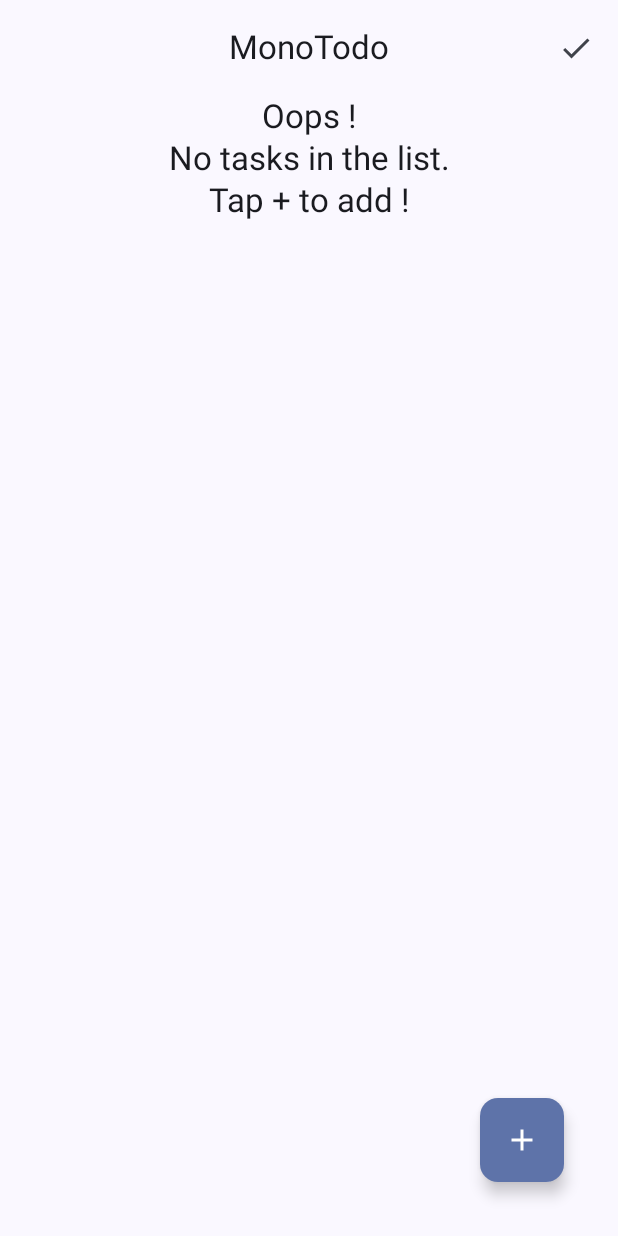
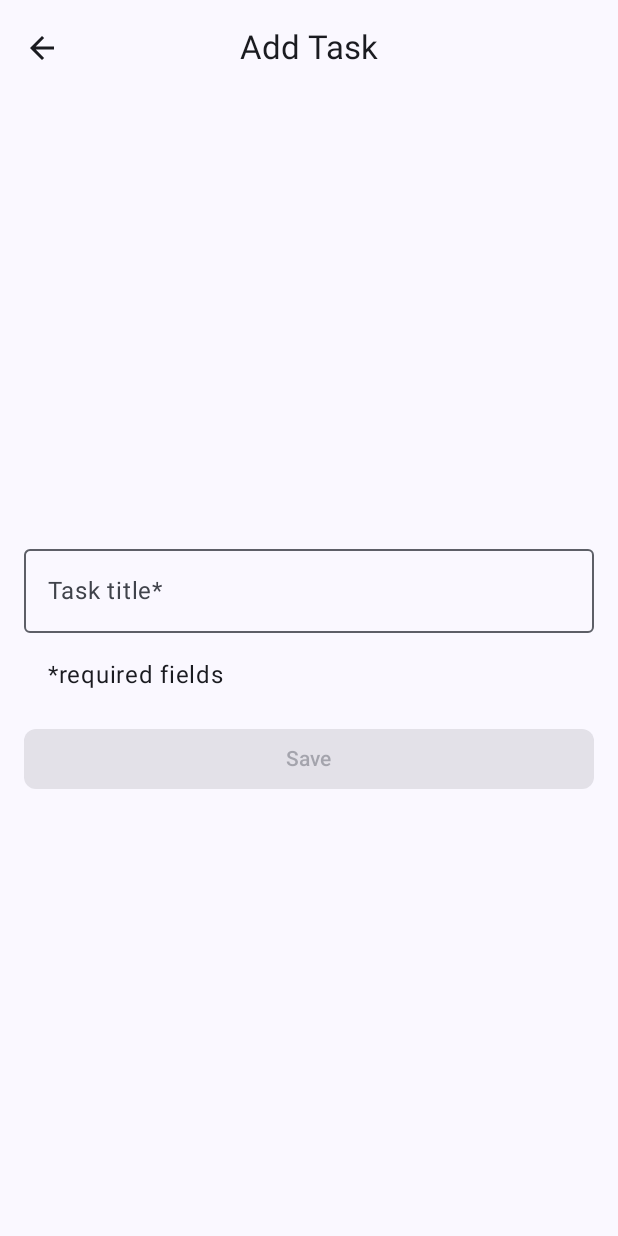
Before and after one commit to Hideichi-Kubo/android_curriculum_2, an Android app built with Jetpack Compose: the screen it shows after launch (MainActivity), after a tap on "Add Task", on a phone screen of 412 x 824 dp. Run offline under Robolectric (Android 15) with nearby library versions, the phone set to English and light mode, and no system bars.

Commit message:
Navigation Componentによる画面遷移の実装 - Navigation Componentによる仕様書に沿った画面遷移の実装 - 「Save」ボタンでタスク一覧画面（ホーム画面）への遷移実装 - 不要なコードの削除（MainActivity.kt）

```diff
--- a/MonoTodo/app/src/main/java/com/example/monotodo/MonoTodoApp.kt
+++ b/MonoTodo/app/src/main/java/com/example/monotodo/MonoTodoApp.kt
@@ -14,14 +14,17 @@ import androidx.compose.material3.TopAppBarScrollBehavior
 import androidx.compose.runtime.Composable
 import androidx.compose.ui.Modifier
 import androidx.compose.ui.res.stringResource
-import com.example.monotodo.ui.home.HomeScreen
+import androidx.navigation.NavHostController
+import androidx.navigation.compose.rememberNavController
+import com.example.monotodo.ui.navigation.MonoTodoNavHost
 
 @Composable
 fun MonoTodoApp(
+    navController: NavHostController = rememberNavController(),
     modifier: Modifier = Modifier
 ) {
-    HomeScreen(
-        navigateToTaskEntry = {},
+    MonoTodoNavHost(
+        navController = navController,
         modifier = modifier
     )
 }
--- a/MonoTodo/app/src/main/java/com/example/monotodo/ui/home/HomeScreen.kt
+++ b/MonoTodo/app/src/main/java/com/example/monotodo/ui/home/HomeScreen.kt
@@ -35,13 +35,20 @@ import androidx.compose.ui.unit.dp
 import com.example.monotodo.MonoTodoTopAppBar
 import com.example.monotodo.R
 import com.example.monotodo.data.Task
+import com.example.monotodo.ui.navigation.NavigationDestination
 import com.example.monotodo.ui.theme.MonoTodoTheme
+
+object HomeDestination : NavigationDestination {
+    override val route = "home"
+    override val titleRes = R.string.app_name
+}
 
 @OptIn(ExperimentalMaterial3Api::class)
 @Composable
 fun HomeScreen(
     modifier: Modifier = Modifier,
-    navigateToTaskEntry: () -> Unit
+    navigateToTaskEntry: () -> Unit,
+    navigateToTaskCompleted: () -> Unit
 ) {
     val scrollBehavior = TopAppBarDefaults.enterAlwaysScrollBehavior()
 
@@ -49,9 +56,10 @@ fun HomeScreen(
         modifier = modifier.nestedScroll(scrollBehavior.nestedScrollConnection),
         topBar = {
             MonoTodoTopAppBar(
-                title = stringResource(R.string.app_name),
+                title = stringResource(HomeDestination.titleRes),
                 canNavigateBack = false,
-                scrollBehavior = scrollBehavior
+                scrollBehavior = scrollBehavior,
+                navigateToTaskCompleted = navigateToTaskCompleted
             )
         },
         floatingActionButton = {
--- /dev/null
+++ b/MonoTodo/app/src/main/java/com/example/monotodo/ui/navigation/MonoTodoNavGraph.kt
@@ -0,0 +1,45 @@
+package com.example.monotodo.ui.navigation
+
+import androidx.compose.runtime.Composable
+import androidx.compose.ui.Modifier
+import androidx.navigation.compose.composable
+import androidx.navigation.NavHostController
+import androidx.navigation.compose.NavHost
+import com.example.monotodo.ui.home.HomeDestination
+import com.example.monotodo.ui.home.HomeScreen
+import com.example.monotodo.ui.task.TaskCompletedDestination
+import com.example.monotodo.ui.task.TaskCompletedScreen
+import com.example.monotodo.ui.task.TaskEntryDestination
+import com.example.monotodo.ui.task.TaskEntryScreen
+
+@Composable
+fun MonoTodoNavHost(
+    navController: NavHostController,
+    modifier: Modifier = Modifier,
+) {
+    NavHost(
+        navController = navController,
+        startDestination = HomeDestination.route,
+        modifier = modifier
+    ) {
+        composable(route = HomeDestination.route) {
+            HomeScreen(
+                navigateToTaskEntry = { navController.navigate(TaskEntryDestination.route) },
+                navigateToTaskCompleted = { navController.navigate(TaskCompletedDestination.route) }
+            )
+        }
+        composable(route = TaskCompletedDestination.route) {
+            TaskCompletedScreen(
+                navigateToTaskEntry = { navController.navigate(TaskEntryDestination.route) },
+                onNavigateUp = { navController.popBackStack() }
+            )
+        }
+        composable(route = TaskEntryDestination.route) {
+            TaskEntryScreen(
+                navigateBack = { navController.popBackStack(HomeDestination.route, inclusive = false) },
+                onNavigateUp = { navController.popBackStack() }
+            )
+
+        }
+    }
+}
--- /dev/null
+++ b/MonoTodo/app/src/main/java/com/example/monotodo/ui/navigation/NavigationDestination.kt
@@ -0,0 +1,6 @@
+package com.example.monotodo.ui.navigation
+
+interface NavigationDestination {
+    val route: String
+    val titleRes: Int
+}
--- a/MonoTodo/app/src/main/java/com/example/monotodo/ui/task/TaskCompletedScreen.kt
+++ b/MonoTodo/app/src/main/java/com/example/monotodo/ui/task/TaskCompletedScreen.kt
@@ -26,7 +26,13 @@ import com.example.monotodo.MonoTodoTopAppBar
 import com.example.monotodo.R
 import com.example.monotodo.data.Task
 import com.example.monotodo.ui.home.TaskList
+import com.example.monotodo.ui.navigation.NavigationDestination
 import com.example.monotodo.ui.theme.MonoTodoTheme
+
+object TaskCompletedDestination : NavigationDestination {
+    override val route = "task_completed"
+    override val titleRes = R.string.task_completed_title
+}
 
 @OptIn(ExperimentalMaterial3Api::class)
 @Composable
@@ -42,7 +48,7 @@ fun TaskCompletedScreen(
         modifier = modifier.nestedScroll(scrollBehavior.nestedScrollConnection),
         topBar = {
             MonoTodoTopAppBar(
-                title = stringResource(R.string.task_completed_title),
+                title = stringResource(TaskCompletedDestination.titleRes),
                 canNavigateBack = canNavigateBack,
                 navigateUp = onNavigateUp,
                 scrollBehavior = scrollBehavior,
--- a/MonoTodo/app/src/main/java/com/example/monotodo/ui/task/TaskEntryScreen.kt
+++ b/MonoTodo/app/src/main/java/com/example/monotodo/ui/task/TaskEntryScreen.kt
@@ -18,7 +18,13 @@ import androidx.compose.ui.res.stringResource
 import androidx.compose.ui.tooling.preview.Preview
 import com.example.monotodo.MonoTodoTopAppBar
 import com.example.monotodo.R
+import com.example.monotodo.ui.navigation.NavigationDestination
 import com.example.monotodo.ui.theme.MonoTodoTheme
+
+object TaskEntryDestination : NavigationDestination {
+    override val route = "task_entry"
+    override val titleRes = R.string.task_entry_title
+}
 
 @OptIn(ExperimentalMaterial3Api::class)
 @Composable
@@ -26,12 +32,12 @@ fun TaskEntryScreen(
     navigateBack: () -> Unit,
     onNavigateUp: () -> Unit,
     canNavigateBack: Boolean = true,
-    viewModel: TaskEntryViewModel
+    viewModel: TaskEntryViewModel = TaskEntryViewModel()
 ) {
     Scaffold(
         topBar = {
             MonoTodoTopAppBar(
-                title = stringResource(R.string.task_entry_title),
+                title = stringResource(TaskEntryDestination.titleRes),
                 canNavigateBack = canNavigateBack,
                 navigateUp = onNavigateUp
             )
@@ -47,7 +53,7 @@ fun TaskEntryScreen(
                 taskUiState = viewModel.taskUiState,
                 modifier = Modifier.fillMaxWidth(),
                 onTaskValueChange = viewModel::updateUiState,
-                onSaveClick = {}
+                onSaveClick = navigateBack
             )
         }
     }
```
Also changed, not shown: MonoTodo/app/src/main/java/com/example/monotodo/MainActivity.kt (+0 -19 lines).
